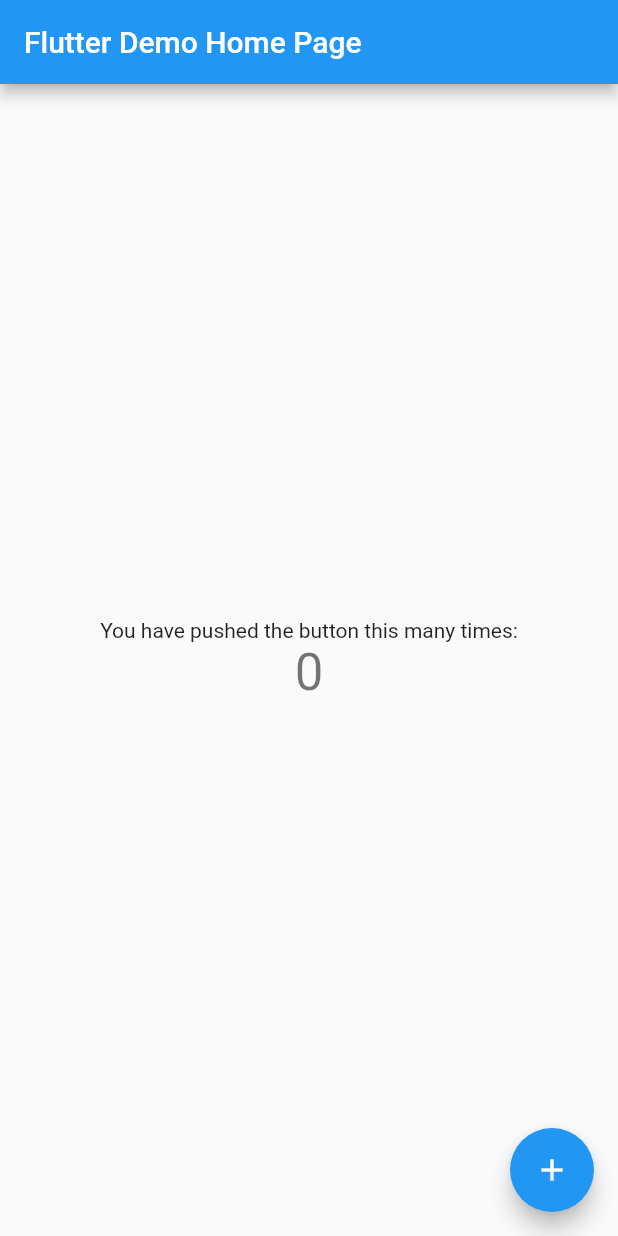
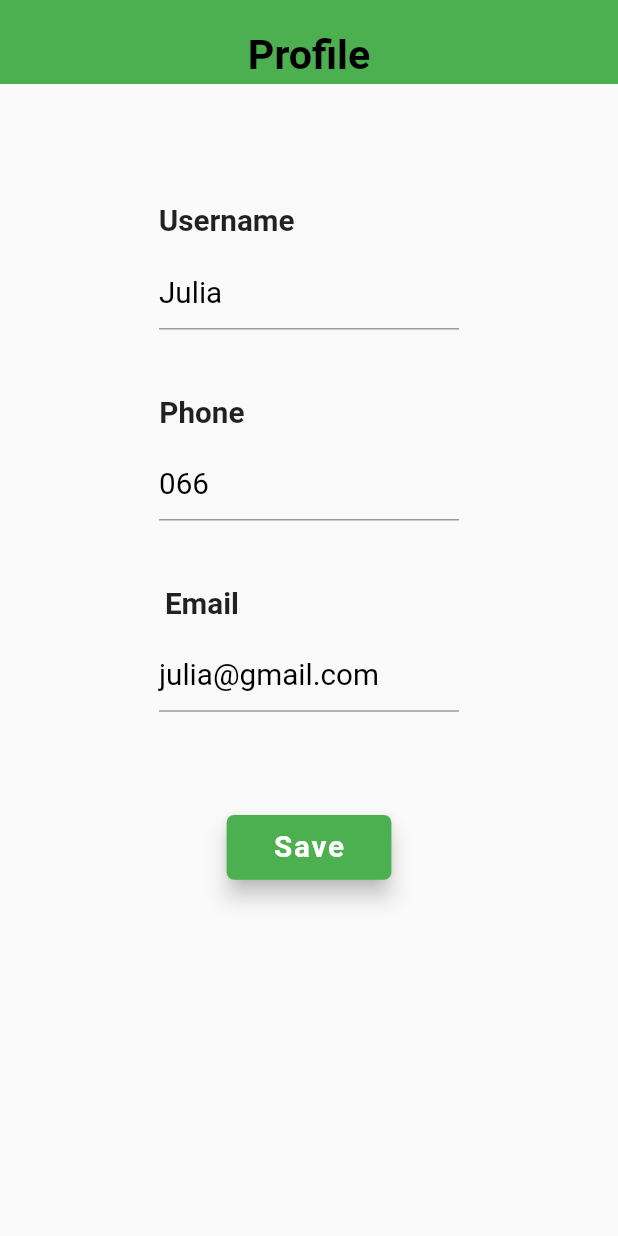
Before and after one commit to sophiakravchuk/PetFinder, a Flutter app: the screen it shows after launch, on a phone screen of 412 x 824 dp. Run offline on Flutter 3.47's test engine with Material 2 defaults, Android fonts, the light colour scheme and no system bars; our stand-ins replace equatable, flutter_bloc, flutter_screenutil.

Commit message:
Add profile screen & bloc

```diff
--- /dev/null
+++ b/lib/blocs/pesonalInfo_bloc/personalInfo_bloc.dart
@@ -0,0 +1,24 @@
+import 'package:flutter_bloc/flutter_bloc.dart';
+import 'package:lost_animal/blocs/pesonalInfo_bloc/personalInfo_event.dart';
+import 'package:lost_animal/blocs/pesonalInfo_bloc/personalInfo_state.dart';
+
+class PersonalInfoBloc extends Bloc<PersonalInfoEvent, PersonalInfoState> {
+
+  PersonalInfoBloc()
+      : super(PersonalInfoInitial());
+
+  @override
+  Stream<PersonalInfoState> mapEventToState(PersonalInfoEvent event) async* {
+    if (event is PersonalInfoLoad) {
+      yield* _mapPersonalInfoLoad(event);
+    }
+  }
+
+  Stream<PersonalInfoState> _mapPersonalInfoLoad(
+      PersonalInfoLoad event) async* {
+    //TODO: add repository or just api request to get user info
+    yield PersonalInfoLoaded(
+          username: "Julia", phoneNumber: "066", mail: "julia@gmail.com");
+  }
+
+}
--- /dev/null
+++ b/lib/blocs/pesonalInfo_bloc/personalInfo_event.dart
@@ -0,0 +1,10 @@
+import 'package:equatable/equatable.dart';
+
+abstract class PersonalInfoEvent extends Equatable {
+  const PersonalInfoEvent();
+
+  @override
+  List<Object> get props => [];
+}
+
+class PersonalInfoLoad extends PersonalInfoEvent {}
--- /dev/null
+++ b/lib/blocs/pesonalInfo_bloc/personalInfo_state.dart
@@ -0,0 +1,28 @@
+import 'package:equatable/equatable.dart';
+
+abstract class PersonalInfoState extends Equatable {
+  const PersonalInfoState();
+
+  @override
+  List<Object> get props => [];
+}
+
+class PersonalInfoInitial extends PersonalInfoState {}
+
+class PersonalInfoLoaded extends PersonalInfoState {
+  final String username;
+  final String phoneNumber;
+  final String mail;
+
+  PersonalInfoLoaded({this.username, this.phoneNumber, this.mail});
+
+  PersonalInfoLoaded copyWith({String username, String phoneNumber, String mail}) {
+    return PersonalInfoLoaded(
+        username: username ?? this.username,
+        phoneNumber: phoneNumber ?? this.phoneNumber,
+        mail: mail ?? this.mail);
+  }
+
+  @override
+  List<Object> get props => [username, phoneNumber, mail];
+}
--- /dev/null
+++ b/lib/constants.dart
@@ -0,0 +1,5 @@
+import 'package:flutter/material.dart';
+
+class DesignConfig {
+  static final Size size = Size(375, 667);
+}
--- a/lib/main.dart
+++ b/lib/main.dart
@@ -1,117 +1,37 @@
 import 'package:flutter/material.dart';
+import 'package:flutter_bloc/flutter_bloc.dart';
+import 'package:lost_animal/screens/personal_info/profile_screen.dart';
+
+import 'blocs/pesonalInfo_bloc/personalInfo_bloc.dart';
 
 void main() {
   runApp(MyApp());
 }
 
 class MyApp extends StatelessWidget {
-  // This widget is the root of your application.
+
   @override
   Widget build(BuildContext context) {
-    return MaterialApp(
-      title: 'Flutter Demo',
-      theme: ThemeData(
-        // This is the theme of your application.
-        //
-        // Try running your application with "flutter run". You'll see the
-        // application has a blue toolbar. Then, without quitting the app, try
-        // changing the primarySwatch below to Colors.green and then invoke
-        // "hot reload" (press "r" in the console where you ran "flutter run",
-        // or simply save your changes to "hot reload" in a Flutter IDE).
-        // Notice that the counter didn't reset back to zero; the application
-        // is not restarted.
-        primarySwatch: Colors.blue,
-        // This makes the visual density adapt to the platform that you run
-        // the app on. For desktop platforms, the controls will be smaller and
-        // closer together (more dense) than on mobile platforms.
-        visualDensity: VisualDensity.adaptivePlatformDensity,
-      ),
-      home: MyHomePage(title: 'Flutter Demo Home Page'),
+    return
+      // MultiRepositoryProvider(
+      // providers: [
+      //   // RepositoryProvider<UserInfoRepository>(),
+      // ],
+      // child:
+      MultiBlocProvider(
+        providers: [
+          BlocProvider<PersonalInfoBloc>(
+              create: (context) => PersonalInfoBloc()),
+        ],
+        child: MaterialApp(
+          title: 'Flutter Demo',
+          theme: ThemeData(
+            primarySwatch: Colors.blue,
+            visualDensity: VisualDensity.adaptivePlatformDensity,
+          ),
+          home: ProfileScreen(),
+        ),
+      // ),
     );
   }
 }
-
-class MyHomePage extends StatefulWidget {
-  MyHomePage({Key key, this.title}) : super(key: key);
-
-  // This widget is the home page of your application. It is stateful, meaning
-  // that it has a State object (defined below) that contains fields that affect
-  // how it looks.
-
-  // This class is the configuration for the state. It holds the values (in this
-  // case the title) provided by the parent (in this case the App widget) and
-  // used by the build method of the State. Fields in a Widget subclass are
-  // always marked "final".
-
-  final String title;
-
-  @override
-  _MyHomePageState createState() => _MyHomePageState();
-}
-
-class _MyHomePageState extends State<MyHomePage> {
-  int _counter = 0;
-
-  void _incrementCounter() {
-    setState(() {
-      // This call to setState tells the Flutter framework that something has
-      // changed in this State, which causes it to rerun the build method below
-      // so that the display can reflect the updated values. If we changed
-      // _counter without calling setState(), then the build method would not be
-      // called again, and so nothing would appear to happen.
-      _counter++;
-    });
-  }
-
-  @override
-  Widget build(BuildContext context) {
-    // This method is rerun every time setState is called, for instance as done
-    // by the _incrementCounter method above.
-    //
-    // The Flutter framework has been optimized to make rerunning build methods
-    // fast, so that you can just rebuild anything that needs updating rather
-    // than having to individually change instances of widgets.
-    return Scaffold(
-      appBar: AppBar(
-        // Here we take the value from the MyHomePage object that was created by
-        // the App.build method, and use it to set our appbar title.
-        title: Text(widget.title),
-      ),
-      body: Center(
-        // Center is a layout widget. It takes a single child and positions it
-        // in the middle of the parent.
-        child: Column(
-          // Column is also a layout widget. It takes a list of children and
-          // arranges them vertically. By default, it sizes itself to fit its
-          // children horizontally, and tries to be as tall as its parent.
-          //
-          // Invoke "debug painting" (press "p" in the console, choose the
-          // "Toggle Debug Paint" action from the Flutter Inspector in Android
-          // Studio, or the "Toggle Debug Paint" command in Visual Studio Code)
-          // to see the wireframe for each widget.
-          //
-          // Column has various properties to control how it sizes itself and
-          // how it positions its children. Here we use mainAxisAlignment to
-          // center the children vertically; the main axis here is the vertical
-          // axis because Columns are vertical (the cross axis would be
-          // horizontal).
-          mainAxisAlignment: MainAxisAlignment.center,
-          children: <Widget>[
-            Text(
-              'You have pushed the button this many times:',
-            ),
-            Text(
-              '$_counter',
-              style: Theme.of(context).textTheme.headline4,
-            ),
-          ],
-        ),
-      ),
-      floatingActionButton: FloatingActionButton(
-        onPressed: _incrementCounter,
-        tooltip: 'Increment',
-        child: Icon(Icons.add),
-      ), // This trailing comma makes auto-formatting nicer for build methods.
-    );
-  }
-}
--- /dev/null
+++ b/lib/screens/personal_info/profile_screen.dart
@@ -0,0 +1,193 @@
+import 'package:flutter/cupertino.dart';
+import 'package:flutter/material.dart';
+import 'package:flutter_bloc/flutter_bloc.dart';
+import 'package:flutter_screenutil/flutter_screenutil.dart';
+import 'package:lost_animal/blocs/pesonalInfo_bloc/personalInfo_bloc.dart';
+import 'package:lost_animal/blocs/pesonalInfo_bloc/personalInfo_event.dart';
+import 'package:lost_animal/blocs/pesonalInfo_bloc/personalInfo_state.dart';
+
+import '../../constants.dart';
+
+class ProfileScreen extends StatefulWidget {
+  const ProfileScreen({Key key}) : super(key: key);
+
+  @override
+  _ProfileScreenState createState() => _ProfileScreenState();
+}
+
+class _ProfileScreenState extends State<ProfileScreen> {
+  final TextEditingController username = TextEditingController();
+  final TextEditingController phoneNumber = TextEditingController();
+  final TextEditingController mail = TextEditingController();
+  // String userName = 'Nickname';
+  // String phoneNumber = "1111";
+  // String mail = "@gmail/com";
+
+  @override
+  void initState() {
+    BlocProvider.of<PersonalInfoBloc>(context).add(PersonalInfoLoad());
+    super.initState();
+  }
+
+  @override
+  void dispose() {
+    username.dispose();
+    phoneNumber.dispose();
+    mail.dispose();
+    super.dispose();
+  }
+
+  @override
+  Widget build(BuildContext context) {
+    ScreenUtil.init(context,
+        designSize: DesignConfig.size, allowFontScaling: true);
+    return BlocBuilder<PersonalInfoBloc, PersonalInfoState>(
+        builder: (context, state) {
+      if (state is PersonalInfoLoaded) {
+        this.username.text = state.username;
+        this.phoneNumber.text = state.phoneNumber;
+        this.mail.text = state.mail;
+      }
+      return personalInfo();
+    });
+  }
+
+  Widget personalInfo() {
+    return Scaffold(
+      appBar: myAppBar(),
+      body: SafeArea(
+        child: Container(
+            child: ListView(
+              children: [
+                Column(
+                  children: [
+                    SizedBox(
+                      height: 65.h,
+                    ),
+                    Padding(
+                      padding: EdgeInsets.only(right: 100.w, bottom: 10.h),
+                      child:
+                      Text(
+                        'Username',
+                        textAlign: TextAlign.left,
+                        style: TextStyle(
+                          fontWeight: FontWeight.w700,
+                          fontSize: 18.sp,
+                        ),
+                      ),
+                    ),
+                    infoFiled(this.username),
+                    SizedBox(
+                      height: 30.h,
+                    ),
+
+                    Padding(
+                      padding: EdgeInsets.only(right: 130.w, bottom: 10.h),
+                      child: Text(
+                        'Phone',
+                        style: TextStyle(
+                          fontWeight: FontWeight.w700,
+                          fontSize: 18.sp,
+                        ),
+                      ),
+                    ),
+                    infoFiled(this.phoneNumber),
+                    SizedBox(
+                      height: 30.h,
+                    ),
+
+                    Padding(
+                      padding: EdgeInsets.only(right: 130.w, bottom: 10.h),
+                      child: Text(
+                        'Email',
+                        style: TextStyle(
+                          fontWeight: FontWeight.w700,
+                          fontSize: 18.sp,
+                        ),
+                      ),
+                    ),
+                    infoFiled(this.mail),
+                    SizedBox(
+                      height: 50.h,
+                    ),
+
+                    saveUserProfileButton(),
+                  ],
+                )
+              ],
+            )),
+      ),
+    );
+  }
+
+
+  Widget infoFiled(valueController) {
+    return Row(
+      mainAxisAlignment: MainAxisAlignment.center,
+      children: [
+        Container(
+          width: 200,
+          height: 55,
+          child: WillPopScope(
+            child: TextField(
+              style: TextStyle(
+                color: Colors.black,
+                fontWeight: FontWeight.w400,
+                fontSize: 18.sp,
+              ),
+              controller: valueController,
+              onSubmitted: (value) {
+                valueController.text = value;
+              },
+            ),
+          ),
+        ),
+      ],
+    );
+  }
+
+  Widget saveUserProfileButton() {
+    return Container(
+      width: 100.0.w,
+      height: 35.0.h,
+      child: FloatingActionButton(
+        backgroundColor: Colors.green,
+        shape: RoundedRectangleBorder(
+            borderRadius: BorderRadius.all(Radius.circular(5))),
+        child: Text(
+          'Save',
+          style: TextStyle(
+            color: Colors.white,
+            fontWeight: FontWeight.w700,
+            fontSize: 18.sp,
+          ),
+        ),
+        onPressed: () {
+        //  TODO
+        },
+      ),
+    );
+  }
+
+  Widget myAppBar() {
+    return
+      AppBar(
+      title:
+      Padding(
+        padding: EdgeInsets.only(top: 15.h),
+        child: Text(
+          'Profile',
+          style: TextStyle(
+            color: Colors.black,
+            fontWeight: FontWeight.bold,
+            fontSize: 25.sp,
+          ),
+        ),
+      ),
+      centerTitle: true,
+      backgroundColor: Colors.green,
+      elevation: 0,
+    );
+  }
+
+}
--- a/pubspec.yaml
+++ b/pubspec.yaml
@@ -23,6 +23,11 @@
 dependencies:
   flutter:
     sdk: flutter
+
+  flutter_screenutil: ^3.1.1
+  flutter_bloc: ^6.0.5
+  equatable: ^1.2.5
+  dio: ^3.0.10
 
 
   # The following adds the Cupertino Icons font to your application.
```
Also changed, not shown: pubspec.lock, 1 other file.
